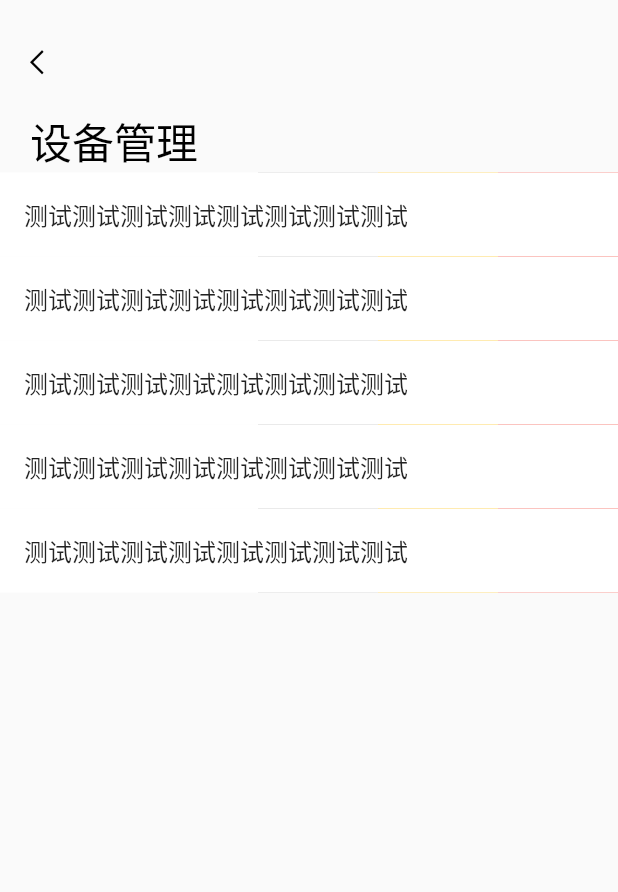
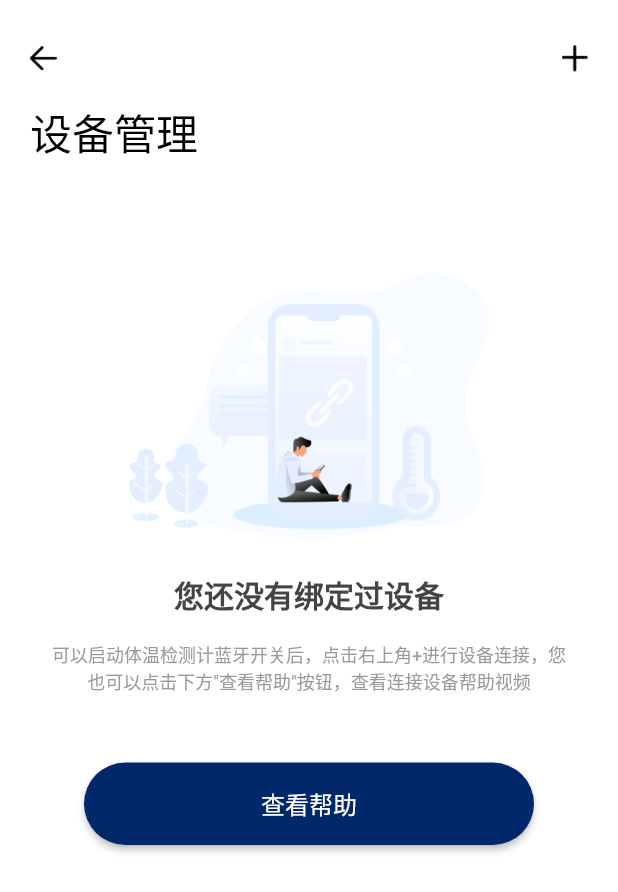
Before and after one commit to Kevin088/gxq_project, a Flutter app: the DeviceManagePage screen opened directly, on a phone screen of 412 x 824 dp. Shown: the top 892 px of the screen. Run offline on Flutter 3.47's test engine with Material 2 defaults, Android fonts, the light colour scheme and no system bars; our stand-ins replace image_picker; missing offline and left inert: banner_view, flutter_qrscaner; network calls fail.

Commit message:
设备管理页面完成

```diff
--- a/lib/main.dart
+++ b/lib/main.dart
@@ -2,9 +2,11 @@ import 'package:flutter/material.dart';
 import 'dart:io';
 import 'package:flutter/services.dart';
 import 'app.dart';
-
+import 'package:flutter/rendering.dart';
 void main() {
   runApp(MainPage());
+  //debugPaintLayerBordersEnabled = true;
+
   if(Platform.isAndroid){
     SystemUiOverlayStyle systemUiOverlayStyle =
     SystemUiOverlayStyle(statusBarColor: Colors.transparent);
--- a/lib/page/DeviceManagePage.dart
+++ b/lib/page/DeviceManagePage.dart
@@ -2,11 +2,10 @@ import 'dart:io';
 
 import 'package:flutter/cupertino.dart';
 import 'package:flutter/material.dart';
+import 'package:gxq_project/res/Colors.dart';
 import 'package:gxq_project/utils/Toast.dart';
 import 'package:gxq_project/utils/Utils.dart';
 import 'package:gxq_project/widget/SlideButton.dart';
-import 'package:image_picker/image_picker.dart';
-import 'dart:async';
 
 class DeviceManagePage extends StatefulWidget{
   @override
@@ -18,23 +17,38 @@ class DeviceManagePage extends StatefulWidget{
 }
 
 class DeviceManageState extends State<DeviceManagePage>{
-  List<SlideButton> list;
+  List<SlideButton> list = List<SlideButton>();
+  var currentSelect=0;
+  var isEmpty=true;
   @override
   Widget build(BuildContext context) {
     // TODO: implement build
     return Scaffold(
+      backgroundColor: Colors.white,
       body: Column(
         crossAxisAlignment : CrossAxisAlignment.start,
         children: <Widget>[
           Container(
-            margin: EdgeInsets.fromLTRB(20, 30, 0, 0),
-            child: GestureDetector(
+            margin: EdgeInsets.fromLTRB(20, 30, 20, 0),
+            child:    Row(
+              children: <Widget>[
+                GestureDetector(
                   child: Image.asset(Utils.getImgPath2("ic_back")),
                   onTap: (){
                     Navigator.pop(context);
                   },
                 ),
+                Expanded(child: Container(),),
+                GestureDetector(
+                  child: Image.asset(Utils.getImgPath2("ic_add")),
+                  onTap: (){
+                    Navigator.pop(context);
+                  },
                 ),
+              ],
+            )
+          ),
+
           Container(
             margin: EdgeInsets.fromLTRB(20, 20, 0, 0),
             child: Text(
@@ -45,11 +59,7 @@ class DeviceManageState extends State<DeviceManagePage>{
               ),
             ),
           ),
-          Expanded(
-            child: ListView(
-              children: getSlides(),
-            ),
-          )
+          getBodyView(),
 
         ],
       ),
@@ -58,14 +68,13 @@ class DeviceManageState extends State<DeviceManagePage>{
 
 
 
-  List<SlideButton> getSlides() {
-    list = List<SlideButton>();
-    for (var i = 0; i < 5; i++) {
+  SlideButton getSlides(int index) {
       var key = GlobalKey<SlideButtonState>();
       var slide = SlideButton(
         key: key,
         singleButtonWidth: 80,
         onSlideStarted: (){
+
           list.forEach((slide){
             if(slide.key!=key){
               slide.key.currentState?.close();
@@ -73,42 +82,93 @@ class DeviceManageState extends State<DeviceManagePage>{
           });
         },
         child: Container(
-          color: Colors.white,
-          child: ListTile(
-            title: Text("测试测试测试测试测试测试测试测试"),
+          decoration:BoxDecoration(
+            border: new Border.all(width: 1.0, color: index==currentSelect?MyColors.color_00286B:MyColors.color_divider),
+            borderRadius: new BorderRadius.all(new Radius.circular(10.0)),
+            color: index==currentSelect?MyColors.color_00286B:Colors.white,
+          ),
+          height: 92,
+          child: Container(
+            margin: EdgeInsets.fromLTRB(20, 0, 20, 0),
+            child: Row(
+              children: <Widget>[
+                Column(
+                  crossAxisAlignment: CrossAxisAlignment.start,
+                  mainAxisAlignment: MainAxisAlignment.center,
+                  children: <Widget>[
+                      Text(
+                          "KHO温度设背景名称",
+                          style: TextStyle(color: index==currentSelect?Colors.white:MyColors.color_444444,fontSize: 16),
+                      ),
+                    Text(
+                      "未连接",
+                      style: TextStyle(color: index==currentSelect?Colors.white:MyColors.color_9A9A9A,fontSize: 12),
+                    ),
+                  ],
+                ),
+                Expanded(child: Container(),),
+                GestureDetector(
+                  child:Image.asset(index==currentSelect?Utils.getImgPath2("ic_is_select"):Utils.getImgPath2("ic_no_select")),
+                  onTap: (){
+                    setState(() {
+                      currentSelect=index;
+                    });
+                  },
+                ),
+              ],
+            ),
           ),
         ),
         //滑动开显示的button
         buttons: <Widget>[
-          buildAction(key, "置顶", Colors.grey[400], () {
-            Toast.toast(context,msg:"置顶");
-            key.currentState.close();
-          }),
-          buildAction(key, "标为未读", Colors.amber, () {
+          buildAction2(key, "修改名称", MyColors.color_3464BA, () {
             Toast.toast(context,msg:"标为未读");
             key.currentState.close();
           }),
-          buildAction(key, "删除", Colors.red, () {
+          buildAction1(key, "删除设备", MyColors.color_DF6565, () {
             Toast.toast(context,msg:"删除");
             key.currentState.close();
           }),
         ],
       );
       list.add(slide);
-    }
-    return list;
+    return slide;
   }
 
   //构建button
-  InkWell buildAction(GlobalKey<SlideButtonState> key, String text, Color color,
+  InkWell buildAction1(GlobalKey<SlideButtonState> key, String text, Color color,
       GestureTapCallback tap) {
 
     return InkWell(
       onTap: tap,
       child: Container(
+        decoration:BoxDecoration(
+          borderRadius: new BorderRadius.only(topRight: new Radius.circular(10.0),bottomRight: new Radius.circular(10.0)),
+          color: color,
+        ),
         alignment: Alignment.center,
         width: 80,
+        height: 92,
+        child: Text(text,
+            style: TextStyle(
+              color: Colors.white,
+            )),
+      ),
+    );
+  }
+  //构建button
+  InkWell buildAction2(GlobalKey<SlideButtonState> key, String text, Color color,
+      GestureTapCallback tap) {
+
+    return InkWell(
+      onTap: tap,
+      child: Container(
+        decoration:BoxDecoration(
           color: color,
+        ),
+        alignment: Alignment.center,
+        width: 100,
+        height: 92,
         child: Text(text,
             style: TextStyle(
               color: Colors.white,
@@ -117,4 +177,69 @@ class DeviceManageState extends State<DeviceManagePage>{
     );
   }
 
+
+  Widget getBodyView(){
+    if(isEmpty){
+      return Column(
+        crossAxisAlignment: CrossAxisAlignment.center,
+        children: <Widget>[
+          Container(
+            child: Row(
+              children: <Widget>[
+                Container(height: 73,)
+              ],
+            ),
+            color: Colors.white,
+          ),
+          Image.asset(Utils.getImgPath2("ic_device_manage_empty")),
+          SizedBox(height: 23,),
+          Text(
+            "您还没有绑定过设备",
+            style: TextStyle(color: MyColors.color_444444,fontSize: 20,fontWeight: FontWeight.bold),
+          ),
+          SizedBox(height: 16,),
+          Padding(
+            padding: EdgeInsets.fromLTRB(30, 0, 30, 0),
+            child:Text(
+              "可以启动体温检测计蓝牙开关后，点击右上角+进行设备连接，"
+                  "您也可以点击下方\"查看帮助\"按钮，查看连接设备帮助视频",
+              style: TextStyle(color: MyColors.gray_999999,fontSize: 12),
+              textAlign: TextAlign.center,
+            ) ,
+          ),
+          SizedBox(height: 45),
+          Container(
+            width: 300,
+            height: 55,
+            child:RaisedButton(
+              child: new Text("查看帮助",style: TextStyle(fontSize: 16),),
+              color: MyColors.color_00286B ,
+              textColor: Colors.white ,
+
+              onPressed: (){
+
+              },
+              shape: RoundedRectangleBorder(
+                  borderRadius: BorderRadius.circular(30.0)), //圆角大小
+            ),
+          ),
+
+
+        ],
+      );
+    }else{
+      return Expanded(
+        child: Container(
+          margin: EdgeInsets.fromLTRB(20, 20, 20, 0),
+          child: ListView.separated(
+            itemCount: 5,
+            separatorBuilder: (BuildContext context, int index) => new Divider(height: 20,color: Colors.white,),  // 添加分割线
+            itemBuilder: (context, index) {
+              return getSlides(index);
+            },
+          ),
+        ),
+      );
     }
+  }
+}
--- a/lib/res/Colors.dart
+++ b/lib/res/Colors.dart
@@ -11,6 +11,6 @@ class MyColors{
   static const Color color_3464BA=Color(0xFF3464BA);
   static const Color color_DFC865=Color(0xFFDFC865);
   static const Color color_divider=Color(0xFFDDDDDD);
-
+  static const Color color_9A9A9A=Color(0xFF9A9A9A);
 
 }
--- a/pubspec.yaml
+++ b/pubspec.yaml
@@ -95,3 +95,7 @@ flutter:
     - assets/images/ic_help.png
     - assets/images/ic_wendu_down.png
     - assets/images/ic_wendu_up.png
+    - assets/images/ic_add.png
+    - assets/images/ic_is_select.png
+    - assets/images/ic_no_select.png
+    - assets/images/ic_device_manage_empty.png
```
Also changed, not shown: assets/images/3.0x/ic_add.png (added), assets/images/3.0x/ic_back.png, assets/images/3.0x/ic_device_manage_empty.png (added), assets/images/3.0x/ic_is_select.png (added), assets/images/3.0x/ic_no_select.png (added), 2 other files. Lines whose indentation alone changed are shown as unchanged.
